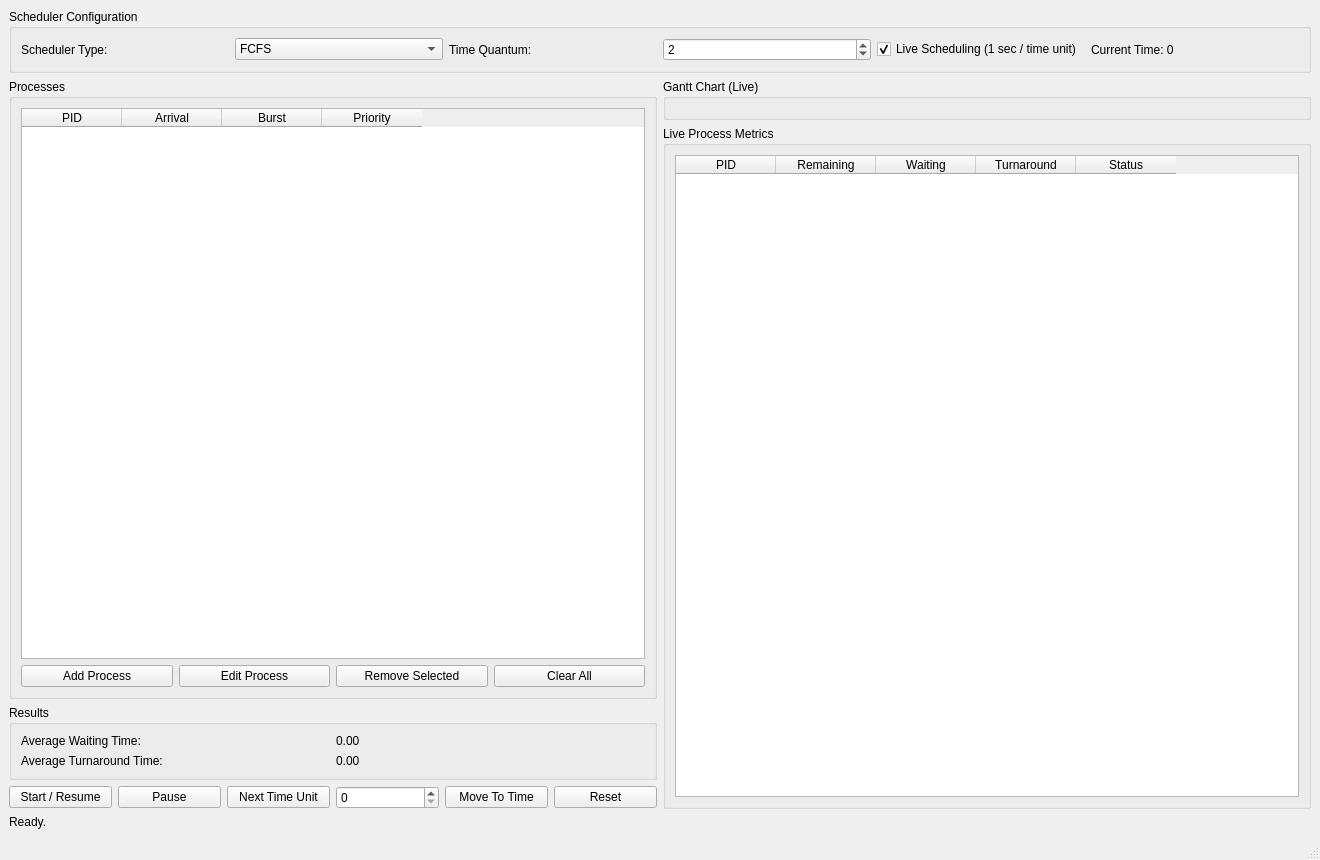
The window that main.ui (antispace2005/Cpu-Schedular) describes before a commit, drawn with Qt 5.
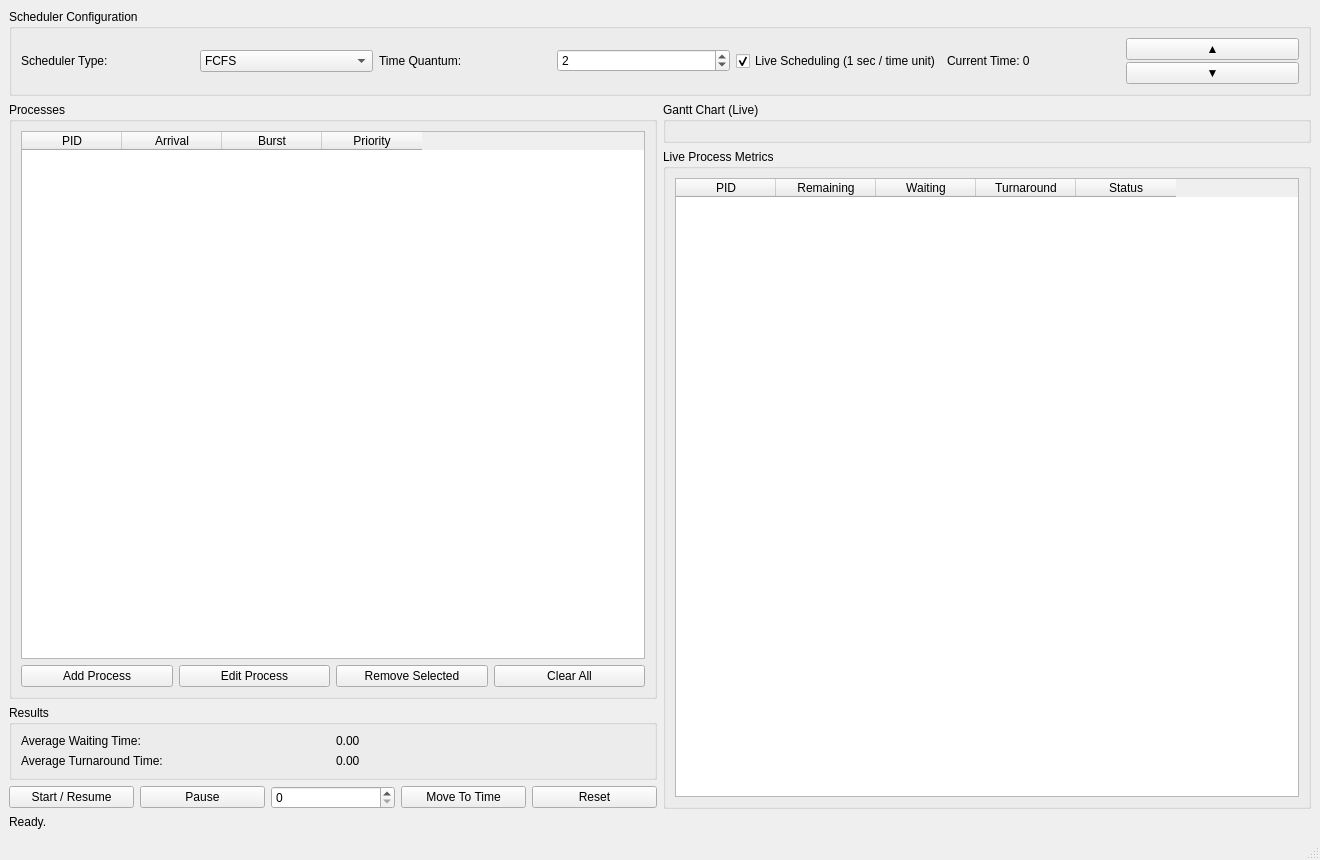
The same window after the commit.

```diff
--- a/main.ui
+++ b/main.ui
@@ -99,6 +99,47 @@
          </property>
         </widget>
        </item>
+       <item row="0" column="6">
+                <widget class="QWidget" name="timeNavWidget" native="true">
+                 <layout class="QVBoxLayout" name="timeNavLayout">
+                    <property name="spacing">
+                     <number>2</number>
+                    </property>
+                    <property name="leftMargin">
+                     <number>0</number>
+                    </property>
+                    <property name="topMargin">
+                     <number>0</number>
+                    </property>
+                    <property name="rightMargin">
+                     <number>0</number>
+                    </property>
+                    <property name="bottomMargin">
+                     <number>0</number>
+                    </property>
+                    <item>
+                     <widget class="QPushButton" name="nextTimeButton">
+                        <property name="text">
+                         <string>▲</string>
+                        </property>
+                        <property name="maximumWidth">
+                         <number>35</number>
+                        </property>
+                     </widget>
+                    </item>
+                    <item>
+                     <widget class="QPushButton" name="prevTimeButton">
+                        <property name="text">
+                         <string>▼</string>
+                        </property>
+                        <property name="maximumWidth">
+                         <number>35</number>
+                        </property>
+                     </widget>
+                    </item>
+                 </layout>
+                </widget>
+       </item>
       </layout>
      </widget>
     </item>
@@ -227,13 +268,6 @@
             </property>
            </widget>
           </item>
-          <item>
-           <widget class="QPushButton" name="stepButton">
-            <property name="text">
-             <string>Next Time Unit</string>
-            </property>
-           </widget>
-          </item>
           <item>
            <widget class="QSpinBox" name="jumpToTimeSpinBox">
             <property name="minimum">
```
